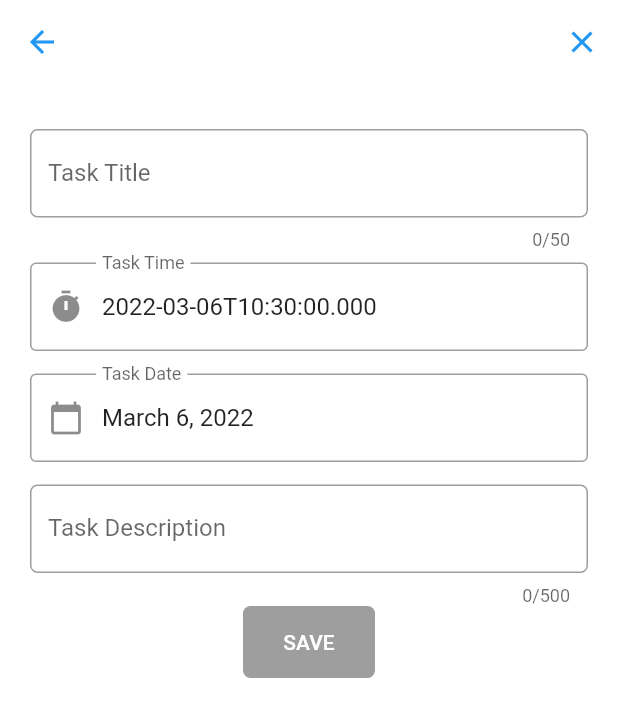
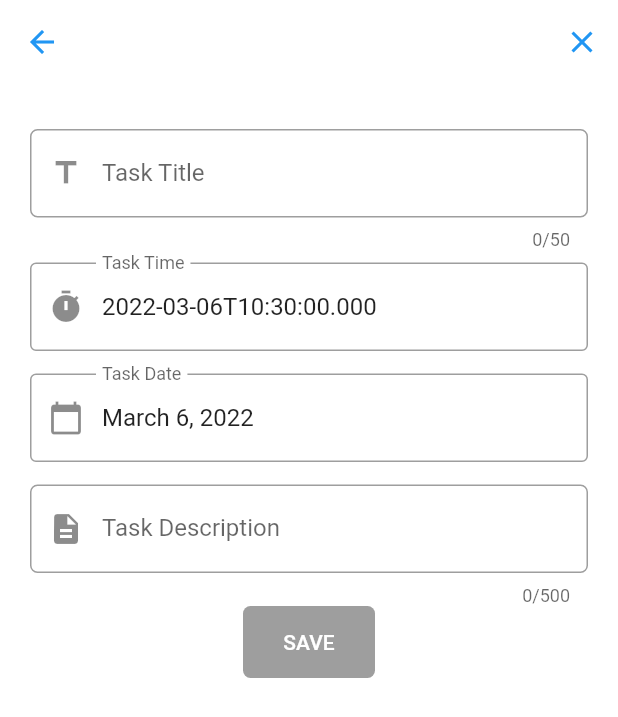
Before and after one commit to MahmoudNabil14/ToDo, a Flutter app: the TaskDetailsScreen screen opened directly with empty values, after a tap on the "edit" icon, on a phone screen of 412 x 824 dp. Shown: the top 717 px of the screen. Run offline on Flutter 3.47's test engine with Material 2 defaults, Android fonts, the light colour scheme and no system bars; our stand-ins replace audioplayers, bloc, buildcondition, flutter_bloc, flutter_local_notifications, flutter_native_timezone and 5 more; accounts and stored records are empty; generated files the repository leaves out were written again.

Commit message:
edit from work

```diff
--- a/lib/languages/app_ar.arb
+++ b/lib/languages/app_ar.arb
@@ -42,6 +42,6 @@
   "archiveIconButton": "تأجيل",
   "deleteTasksToast": "تم حذف جميع المهام",
   "deleteTasksToastFallback": "ليس لديك مهام لتحذفها",
-  "notificationTitle": "حان وقت المهمة: ",
-  "reminderNotificationTitle": "لديك مهمة قادمة بعد 15 دقيقة: "
+  "notificationTitle": "حان وقت المهمة",
+  "reminderNotificationTitle": "لديك مهمة قادمة بعد 15 دقيقة"
 }
--- a/lib/languages/app_en.arb
+++ b/lib/languages/app_en.arb
@@ -214,11 +214,11 @@
     "description": "deleteTasksToastFallback"
   },
 
-  "reminderNotificationTitle": "You have upcoming task after 15 minutes: ",
+  "reminderNotificationTitle": "You have upcoming task after 15 minutes",
   "@reminderNotificationTitle": {
     "description": "reminderNotificationTitle"
   },
-  "notificationTitle": "It's task time: ",
+  "notificationTitle": "It's task time",
   "@notificationTitle": {
     "description": "notificationTitle"
   }
--- a/lib/modules/task_details_screen.dart
+++ b/lib/modules/task_details_screen.dart
@@ -114,6 +114,7 @@ class TaskDetailsScreen extends StatelessWidget {
                           child: Form(
                             key: titleKey,
                             child: TextFormField(
+
                               maxLength: 50,
                               maxLines: null,
                               validator: (String? value) {
@@ -150,6 +151,7 @@ class TaskDetailsScreen extends StatelessWidget {
                                 }
                               },
                               decoration: InputDecoration(
+                                prefixIcon: Icon(Icons.title),
                                 border: OutlineInputBorder(
                                   borderRadius: BorderRadius.circular(5.0),
                                 ),
@@ -311,6 +313,7 @@ class TaskDetailsScreen extends StatelessWidget {
                             }
                           },
                           decoration: InputDecoration(
+                            prefixIcon: Icon(Icons.description),
                             border: OutlineInputBorder(
                               borderRadius: BorderRadius.circular(5.0),
                             ),
--- a/lib/shared/state_manager/main_cubit/main_cubit.dart
+++ b/lib/shared/state_manager/main_cubit/main_cubit.dart
@@ -13,6 +13,10 @@ class MainCubit extends Cubit<AppStates> {
 
   static MainCubit get(context) => BlocProvider.of(context);
 
+  late Database database;
+  AudioCache player = new AudioCache();
+  static AudioPlayer audioPlayer = AudioPlayer();
+
   int currentIndex = 0;
   int taskId = 1;
   var titleController = TextEditingController();
@@ -25,8 +29,9 @@ class MainCubit extends Cubit<AppStates> {
   var notificationDate;
   var notificationTime;
   late DateTime notificationDateTime;
-  static AudioPlayer audioPlayer = AudioPlayer();
-  AudioCache player = new AudioCache();
+  bool isBottomSheetShown = false;
+  bool soundSwitchIsOn = false;
+  String soundListValue = 'Alarm 1';
 
   List<Widget> screens = [
     NewTask(),
@@ -37,11 +42,7 @@ class MainCubit extends Cubit<AppStates> {
   List<Map> newTasks = [];
   List<Map> doneTasks = [];
   List<Map> archivedTasks = [];
-  late Database database;
 
-  bool isBottomSheetShown = false;
-  bool soundSwitchIsOn = false;
-  String soundListValue = 'Alarm 1';
 
   void changeIndex(int index) {
     currentIndex = index;
```
Also changed, not shown: lib/shared/notification_manager.dart (+6 -5 lines).
